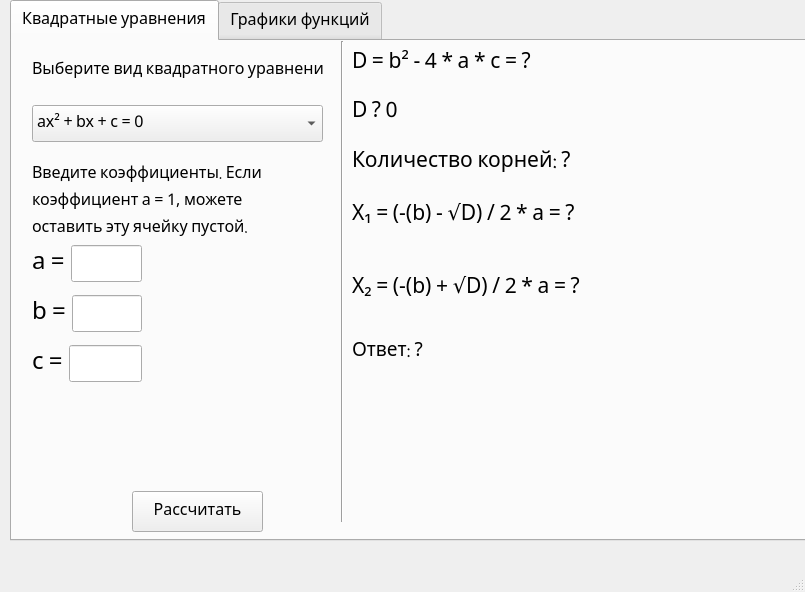
celivian/FirstProject, file main.ui: the form before one commit.
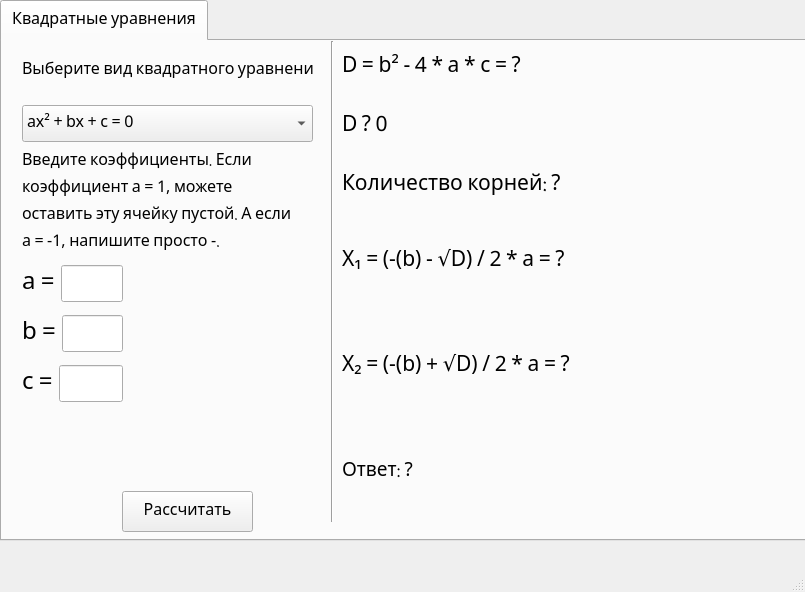
The form after the commit.

Commit message: Изменил дизайн программы

Diff of the .ui file:
```diff
--- a/main.ui
+++ b/main.ui
@@ -23,9 +23,9 @@
    <widget class="QTabWidget" name="tabWidget">
     <property name="geometry">
      <rect>
-      <x>10</x>
+      <x>0</x>
       <y>0</y>
-      <width>811</width>
+      <width>821</width>
       <height>541</height>
      </rect>
     </property>
@@ -133,7 +133,7 @@
        </rect>
       </property>
       <property name="text">
-       <string>Введите коэффициенты. Если коэффициент a = 1, можете оставить эту ячейку пустой.</string>
+       <string>Введите коэффициенты. Если коэффициент a = 1, можете оставить эту ячейку пустой. А если a = -1, напишите просто -.</string>
       </property>
       <property name="wordWrap">
        <bool>true</bool>
@@ -143,8 +143,8 @@
       <property name="geometry">
        <rect>
         <x>20</x>
-        <y>200</y>
-        <width>110</width>
+        <y>220</y>
+        <width>101</width>
         <height>149</height>
        </rect>
       </property>
@@ -214,7 +214,7 @@
         <x>340</x>
         <y>0</y>
         <width>361</width>
-        <height>143</height>
+        <height>171</height>
        </rect>
       </property>
       <layout class="QVBoxLayout" name="verticalLayout_2">
@@ -267,9 +267,9 @@
       <property name="geometry">
        <rect>
         <x>340</x>
-        <y>140</y>
+        <y>170</y>
         <width>361</width>
-        <height>141</height>
+        <height>311</height>
        </rect>
       </property>
       <layout class="QVBoxLayout" name="verticalLayout_3">
@@ -304,17 +304,8 @@
          </property>
         </widget>
        </item>
-      </layout>
-     </widget>
+       <item>
      <widget class="QLabel" name="label_11">
-      <property name="geometry">
-       <rect>
-        <x>340</x>
-        <y>280</y>
-        <width>361</width>
-        <height>61</height>
-       </rect>
-      </property>
       <property name="font">
        <font>
         <pointsize>14</pointsize>
@@ -327,11 +318,9 @@
        <bool>true</bool>
       </property>
      </widget>
-    </widget>
-    <widget class="QWidget" name="tab_2">
-     <attribute name="title">
-      <string>Графики функций</string>
-     </attribute>
+       </item>
+      </layout>
+     </widget>
     </widget>
    </widget>
   </widget>
```
Left out of the diff: 2 changed lines with no effect on the pictures. Lines whose indentation alone changed are shown as unchanged.
